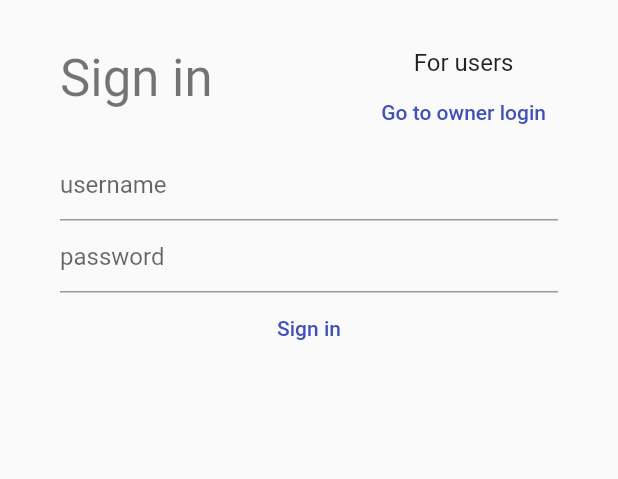
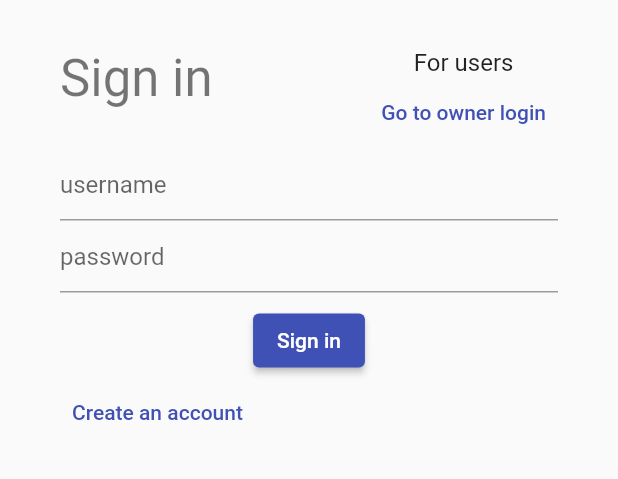
Before and after one commit to fivemoreminix/ems-protocols, a Flutter app: the screen it shows after launch, on a phone screen of 412 x 824 dp, the part 342-821 px from its top. Run offline on Flutter 3.47's test engine with Material 2 defaults, Android fonts, the light colour scheme and no system bars; our stand-ins replace firebase_auth, firebase_core; missing offline and left inert: flutter_stripe; accounts and stored records are empty.

Commit message:
Create an account button on Login

```diff
--- a/lib/login.dart
+++ b/lib/login.dart
@@ -134,8 +134,9 @@ class _GenericSigninState extends State<GenericSignin> {
                           .bodyMedium
                           ?.copyWith(color: Colors.red),
                     ),
+                  const SizedBox(height: 8.0),
                   Center(
-                      child: TextButton(
+                      child: ElevatedButton(
                     child: const Text('Sign in'),
                     onPressed: () async {
                       setState(() => loading = true);
@@ -176,6 +177,10 @@ class _GenericSigninState extends State<GenericSignin> {
                       }
                     },
                   )),
+                  TextButton(
+                    child: const Text('Create an account'),
+                    onPressed: () {}, // TODO: create an account handler
+                  )
                 ],
               ))),
       if (loading) const Center(child: CircularProgressIndicator()),
```
